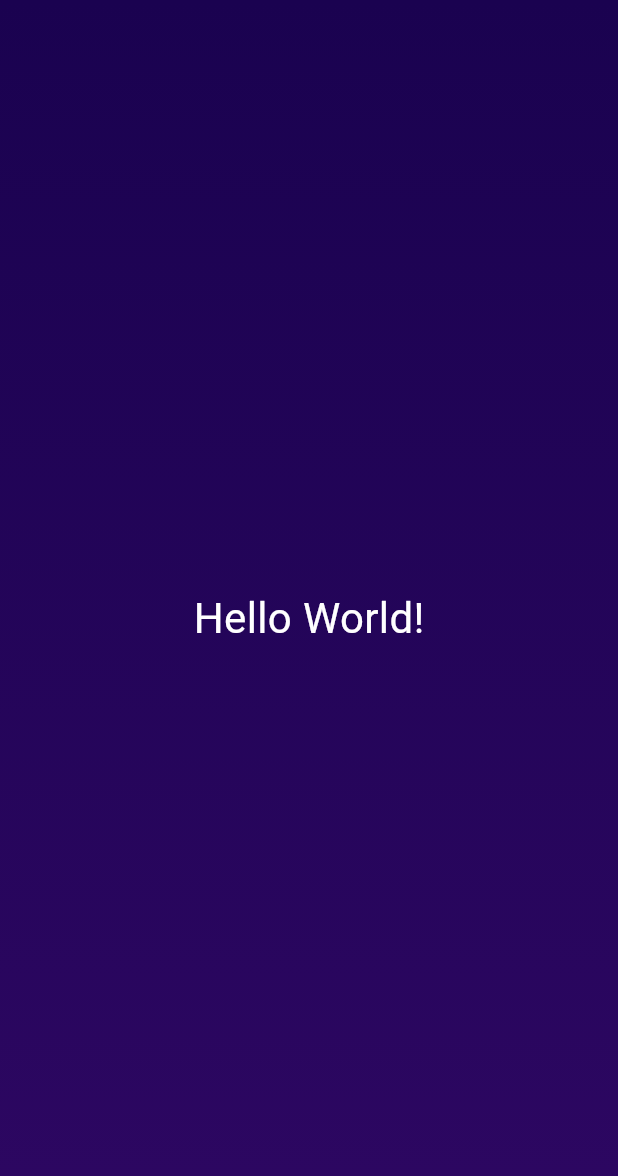
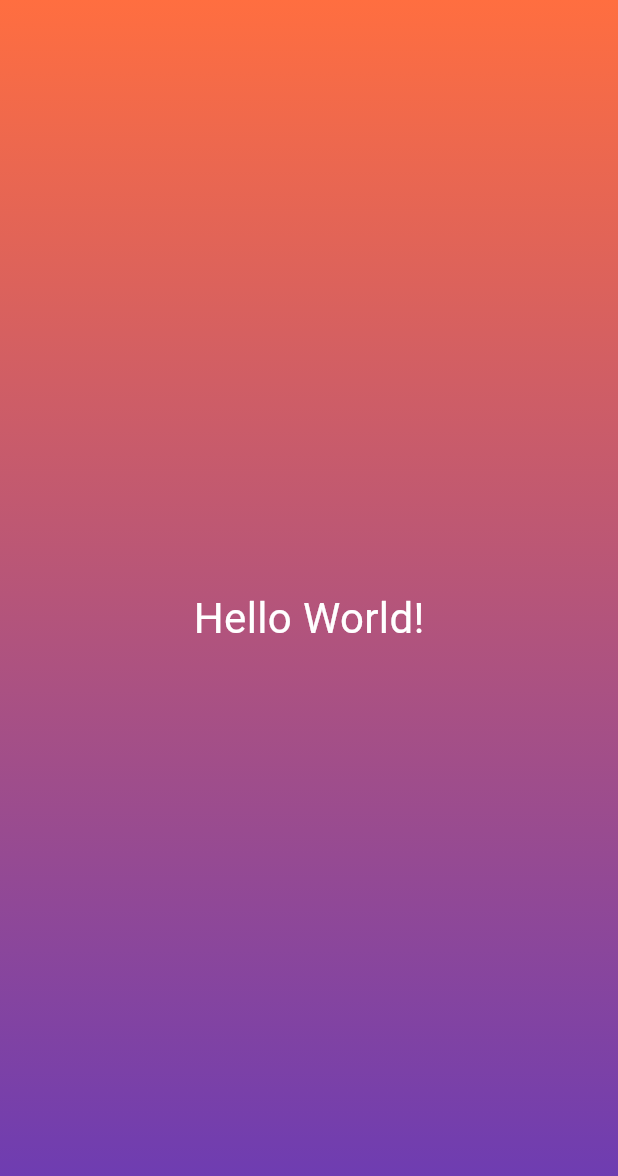
Before and after one commit to EmraanIqbal/roll-dice, a Flutter app: the screen it shows after launch, on a phone screen of 412 x 824 dp. Shown: the top 1176 px of the screen. Run offline on Flutter 3.47's test engine with Material 3 defaults, Android fonts, the phone set to English and light mode, and no system bars.

Commit message:
worked on var , final and const variables

```diff
--- a/lib/gradient_container.dart
+++ b/lib/gradient_container.dart
@@ -5,23 +5,22 @@ const startAlignment = Alignment.topLeft;
 const endAlignment = Alignment.bottomLeft;
 
 class GradientContainer extends StatelessWidget {
-  const GradientContainer({super.key});
+  const GradientContainer(this.color, {super.key});
+
+  final List<Color> color;
 
   @override
   Widget build(context) {
     return Container(
-      decoration: const BoxDecoration(
+      decoration: BoxDecoration(
         gradient: LinearGradient(
-          colors: [
-            Color.fromARGB(255, 26, 2, 80),
-            Color.fromARGB(255, 45, 7, 98),
-          ],
+          colors: color,
           begin: startAlignment,
           end: endAlignment,
         ),
       ),
-      child: const Center(
-        child: StyledText(),
+      child: Center(
+        child: StyledText('Hello World!'),
       ),
     );
   }
--- a/lib/main.dart
+++ b/lib/main.dart
@@ -1,10 +1,17 @@
 import 'package:flutter/material.dart';
 import 'gradient_container.dart';
+
+List<Color> color = [
+  // Color.fromARGB(255, 26, 2, 80),
+  // Color.fromARGB(255, 45, 7, 98),
+  Colors.deepOrangeAccent,
+  Colors.deepPurple,
+];
 
 void main() {
   runApp(
     MaterialApp(
-      home: Scaffold(body: GradientContainer()),
+      home: Scaffold(body: GradientContainer(color)),
     ),
   );
 }
--- a/lib/styled_text.dart
+++ b/lib/styled_text.dart
@@ -1,12 +1,14 @@
 import 'package:flutter/material.dart';
 
 class StyledText extends StatelessWidget {
-  const StyledText({super.key});
+  const StyledText(this.text, {super.key});
+
+  final String text;
 
   @override
   Widget build(context) {
     return Text(
-      'Hello World!',
+      text,
       style: TextStyle(
         color: Colors.white,
         fontSize: 28,
```
